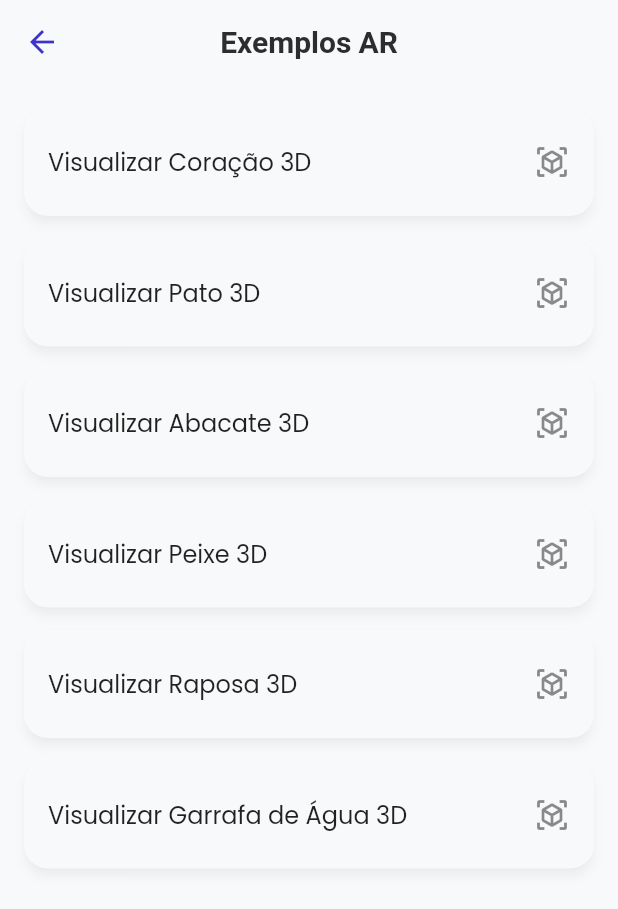
After one commit to artaxerxesnazareno/ar_medicine_v2_app, a Flutter app: the ARExampleScreen screen opened directly, on a phone screen of 412 x 824 dp. The commit adds this screen. Shown: the top 909 px of the screen. Run offline on Flutter 3.47's test engine with Material 2 defaults, Android fonts, the phone set to English and light mode, and no system bars; our stand-ins replace google_fonts, lottie, shared_preferences; missing offline and left inert: ar_flutter_plugin; accounts and stored records are empty.

Commit message:
Add AR example screen and 3D model links for enhanced visualization

```diff
--- /dev/null
+++ b/lib/core/app_3d_models_links.dart
@@ -0,0 +1,13 @@
+class App3DModelLink{
+  static String get coracao => "github.com/artaxerxesnazareno/ar_medicine_v2_app/raw/main/assets/models/realistic_human_heart.glb";
+
+  static String get pato => "github.com/KhronosGroup/glTF-Sample-Models/raw/main/2.0/Duck/glTF-Binary/Duck.glb";
+
+  static String get abacate => "github.com/KhronosGroup/glTF-Sample-Models/raw/main/2.0/Avocado/glTF-Binary/Avocado.glb";
+
+  static String get peixe => "github.com/KhronosGroup/glTF-Sample-Models/raw/main/2.0/BarramundiFish/glTF-Binary/BarramundiFish.glb";
+
+  static String get raposa => "github.com/KhronosGroup/glTF-Sample-Models/raw/main/2.0/Fox/glTF-Binary/Fox.glb";
+
+  static String get garrafaAgua => "github.com/KhronosGroup/glTF-Sample-Models/raw/main/2.0/WaterBottle/glTF-Binary/WaterBottle.glb";
+}
--- /dev/null
+++ b/lib/examples/ar_example_screen.dart
@@ -0,0 +1,83 @@
+import 'package:flutter/material.dart';
+import 'package:ar_demo_ti/examples/localandwebobjectsexample.dart';
+import 'package:ar_demo_ti/core/app_3d_models_links.dart';
+import 'package:vector_math/vector_math_64.dart';
+
+class ARExampleScreen extends StatelessWidget {
+  const ARExampleScreen({Key? key}) : super(key: key);
+
+  @override
+  Widget build(BuildContext context) {
+    return Scaffold(
+      appBar: AppBar(
+        title: const Text('Exemplos AR'),
+      ),
+      body: ListView(
+        padding: const EdgeInsets.all(16.0),
+        children: [
+          _buildArModelButton(
+            context,
+            title: 'Visualizar Coração 3D',
+            uri: App3DModelLink.coracao
+          ),
+          _buildArModelButton(
+            context,
+            title: 'Visualizar Pato 3D',
+            uri: App3DModelLink.pato
+          ),
+          _buildArModelButton(
+            context,
+            title: 'Visualizar Abacate 3D',
+            uri: App3DModelLink.abacate,
+            scale: Vector3(4.0, 4.0, 4.0)
+          ),
+          _buildArModelButton(
+            context,
+            title: 'Visualizar Peixe 3D',
+            uri: App3DModelLink.peixe,
+            scale: Vector3(1.0, 1.0, 1.0)
+          ),
+          _buildArModelButton(
+            context,
+            title: 'Visualizar Raposa 3D',
+            uri: App3DModelLink.raposa,
+            scale: Vector3(0.1, 0.1, 0.1)
+          ),
+          _buildArModelButton(
+            context,
+            title: 'Visualizar Garrafa de Água 3D',
+            uri: App3DModelLink.garrafaAgua,
+            scale: Vector3(0.75, 0.75, 0.75)
+          ),
+        ],
+      ),
+    );
+  }
+
+  Widget _buildArModelButton(BuildContext context, {
+    required String title,
+    required String uri,
+    Vector3? scale,
+  }) {
+    return Card(
+      elevation: 3,
+      margin: const EdgeInsets.only(bottom: 15),
+      child: ListTile(
+        contentPadding: const EdgeInsets.symmetric(horizontal: 16, vertical: 8),
+        title: Text(title),
+        trailing: const Icon(Icons.view_in_ar),
+        onTap: () {
+          Navigator.push(
+            context,
+            MaterialPageRoute(
+              builder: (context) => LocalAndWebObjectsWidget(
+                uri: uri,
+                scale: scale,
+              ),
+            ),
+          );
+        },
+      ),
+    );
+  }
+}
--- a/lib/main.dart
+++ b/lib/main.dart
@@ -410,7 +410,9 @@ class ExampleList extends StatelessWidget {
           () => Navigator.push(
               context,
               MaterialPageRoute(
-                  builder: (context) => const LocalAndWebObjectsWidget()))),
+                  builder: (context) => LocalAndWebObjectsWidget(
+                    models: ModelRepository.getModels(),
+                  )))),
     ];
     return ListView(
       children:
```
Also changed, not shown: lib/Presentation/home/home_scree.dart (+11 -8 lines), lib/examples/localandwebobjectsexample.dart (+270 -295 lines), lib/movingobjects.dart (+5 -5 lines).
